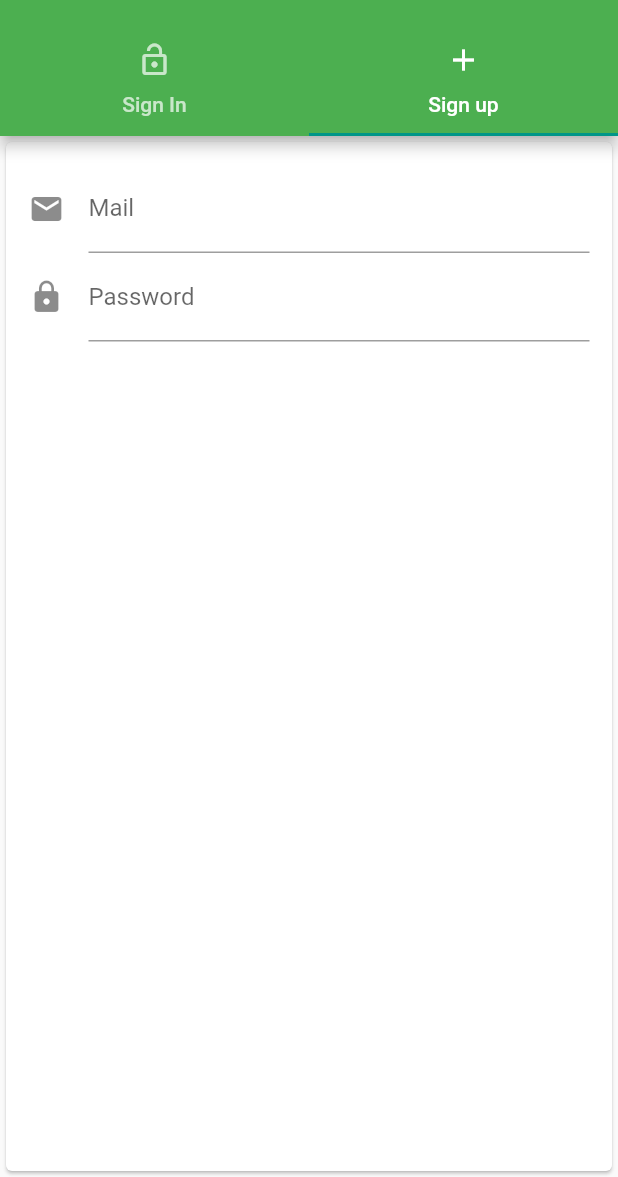
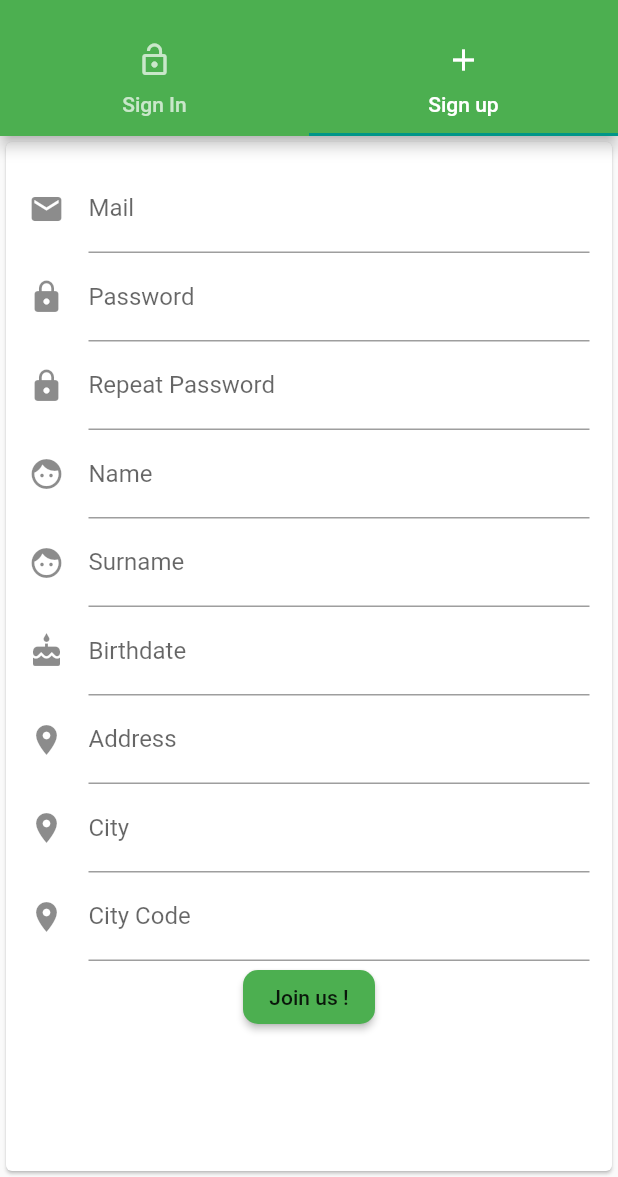
Before and after one commit to here2clean/mobile-app-v2, a Flutter app: the screen it shows after launch, tab 2 chosen, on a phone screen of 412 x 824 dp, the part 59-1236 px from its top. Run offline on Flutter 3.47's test engine with Material 2 defaults, Android fonts, the phone set to English and light mode, and no system bars; our stand-ins replace firebase_auth; accounts and stored records are empty.

```diff
--- a/lib/controls/sign_up_form.dart
+++ b/lib/controls/sign_up_form.dart
@@ -10,11 +10,21 @@ class SignUpForm extends StatefulWidget {
 class _SignUpFormState extends State<SignUpForm> {
   String _email;
   String _password;
+  String _repeatPassword;
+  String _name;
+  String _surname;
+  String _birthDate;
+  String _city;
+  String _cityCode;
+  String _address;
+
   final GlobalKey<FormState> _SignUpFormGlobalKey = GlobalKey<FormState>();
 
   @override
   Widget build(BuildContext context) {
     return Card(
+        child: SingleChildScrollView(
+            scrollDirection: Axis.vertical,
             child: Container(
                 padding: EdgeInsets.all(15),
                 child: Form(
@@ -22,25 +32,107 @@ class _SignUpFormState extends State<SignUpForm> {
                   child: Column(
                     children: <Widget>[
                       TextFormField(
-            validator: (input) {
-              if (!input.contains('@')) {
-                return 'Format de l\'adresse mail incorrect';
-              }
-            },
+                        validator: (input){ return emailValidator(input);},
                         onSaved: (input) => _email = input,
                         decoration: InputDecoration(
                           icon: Icon(Icons.mail),
                           labelText: "Mail",
                         ),
+                        keyboardType: TextInputType.emailAddress,
                       ),
                       TextFormField(
                         onSaved: (input) => _password = input,
-            decoration:
-                InputDecoration(icon: Icon(Icons.lock), labelText: "Password"),
+                        decoration: InputDecoration(
+                            icon: Icon(Icons.lock), labelText: "Password"),
                         obscureText: true,
+                      ),
+                      TextFormField(
+                        onSaved: (input) => _repeatPassword = input,
+                        decoration: InputDecoration(
+                            icon: Icon(Icons.lock),
+                            labelText: "Repeat Password"),
+                        obscureText: true,
+                        validator: (input) {
+                          if (input != _password) {
+                            return "Les mots de passe ne correspondent pas !";
+                          }
+                        },
+                      ),
+                      TextFormField(
+                        onSaved: (input) => _name = input,
+                        decoration: InputDecoration(
+                            icon: Icon(Icons.face), labelText: "Name"),
+                        validator: (input) {
+                          if (input.isEmpty) {
+                            return "Ce champ ne doit pas être vide !";
+                          }
+                        },
+                      ),
+                      TextFormField(
+                        onSaved: (input) => _surname = input,
+                        decoration: InputDecoration(
+                            icon: Icon(Icons.face), labelText: "Surname"),
+                      ),
+                      TextFormField(
+                        onSaved: (input) => _birthDate = input,
+                        decoration: InputDecoration(
+                            icon: Icon(Icons.cake), labelText: "Birthdate"),
+                        keyboardType: TextInputType.datetime,
+                      ),
+                      TextFormField(
+                        onSaved: (input) => _address = input,
+                        decoration: InputDecoration(
+                            icon: Icon(Icons.place), labelText: "Address"),
+                        keyboardType: TextInputType.text,
+                        validator: (input) {
+                          if (input.isEmpty) {
+                            return "Ce champ ne doit pas être vide !";
+                          }
+                        },
+                      ),
+                      TextFormField(
+                        onSaved: (input) => _city = input,
+                        decoration: InputDecoration(
+                            icon: Icon(Icons.place), labelText: "City"),
+                        keyboardType: TextInputType.datetime,
+                      ),
+                      TextFormField(
+                        onSaved: (input) => _cityCode = input,
+                        decoration: InputDecoration(
+                            icon: Icon(Icons.place), labelText: "City Code"),
+                        keyboardType: TextInputType.number,
+                        validator: (input) {
+                          if (input.isEmpty) {
+                            return "Ce champ ne doit pas être vide !";
+                          }
+                        },
+                      ),
+                      RaisedButton(
+                        child: Text('Join us !'),
+                        onPressed: _signUp,
+                        shape: RoundedRectangleBorder(
+                            borderRadius:
+                                BorderRadius.all(Radius.circular(10))),
+                        color: Theme.of(context).primaryColor,
                       )
                     ],
                   ),
-    )));
+                ))));
+  }
+
+  void _signUp() {
+    if(_SignUpFormGlobalKey.currentState.validate()){
+      _SignUpFormGlobalKey.currentState.save();
     }
   }
+
+  String emailValidator(input){
+    final String pattern = r"^[a-zA-Z0-9.!#$%&'*+/=?^_`{|}~-]+@[a-zA-Z0-9](?:[a-zA-Z0-9-]{0,253}[a-zA-Z0-9])?(?:\.[a-zA-Z0-9](?:[a-zA-Z0-9-]{0,253}[a-zA-Z0-9])?)*$";
+    final RegExp regExp = new RegExp(pattern);
+
+    if(regExp.hasMatch(input)){
+      return null;
+    }
+    return null;
+  }
+}
```
Lines whose indentation alone changed are shown as unchanged.
